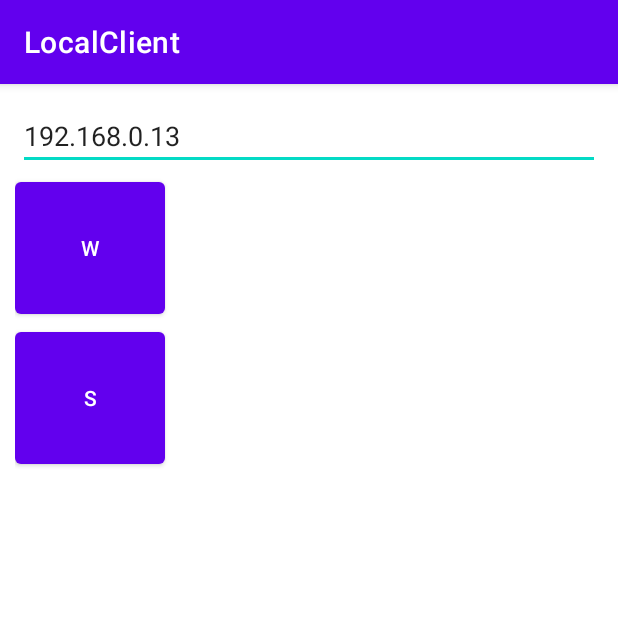
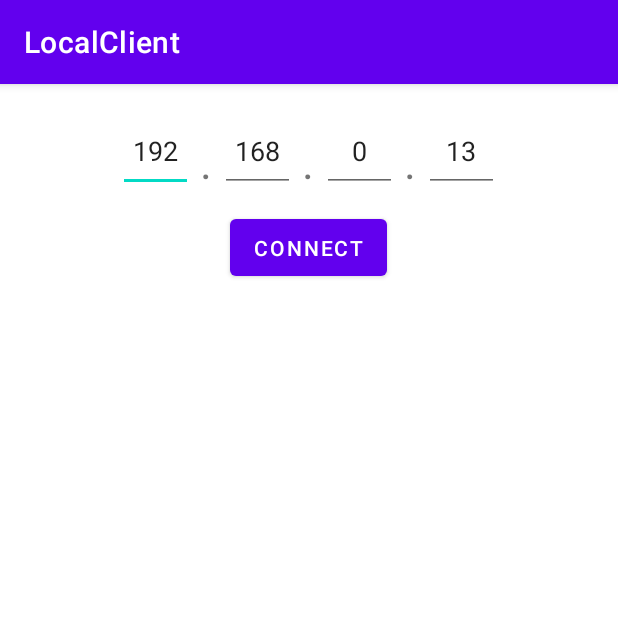
Before and after one commit to d-gaspar/LocalClient, an Android app: the screen it shows after launch (MainActivity), on a phone screen of 412 x 824 dp, the top half of it. Run offline under Robolectric (Android 15) with nearby library versions, the phone set to English and light mode, and no system bars.

```diff
--- a/app/src/main/res/layout/activity_main.xml
+++ b/app/src/main/res/layout/activity_main.xml
@@ -11,39 +11,114 @@
         android:layout_width="match_parent"
         android:layout_height="match_parent"
         android:orientation="vertical"
-        android:gravity="top|center"
+        android:gravity="center|top"
         android:padding="10dp"
         app:layout_constraintTop_toTopOf="parent"
         app:layout_constraintLeft_toLeftOf="parent"
         app:layout_constraintRight_toRightOf="parent"
         app:layout_constraintVertical_bias="0.1"
     >
-
-        <EditText
-            android:id="@+id/url"
+        <LinearLayout
+            android:id="@+id/ipLayout"
             android:layout_width="match_parent"
             android:layout_height="wrap_content"
-            android:scrollbars="vertical"
-            android:layout_margin="2dp"
-            android:text="192.168.0.13"
+            android:orientation="horizontal"
+            android:gravity="center"
+            android:padding="10dp"
+            app:layout_constraintTop_toTopOf="parent"
+            app:layout_constraintLeft_toLeftOf="parent"
+            app:layout_constraintRight_toRightOf="parent"
+            app:layout_constraintVertical_bias="0.1"
+        >
+
+            <EditText
+                android:id="@+id/ip1"
+                android:layout_width="50dp"
+                android:layout_height="50dp"
+                android:layout_margin="2dp"
+                android:gravity="center_horizontal"
+                android:text="192"
+                android:inputType="number"
+            />
+
+            <TextView
+                android:layout_width="10dp"
+                android:layout_height="50dp"
+                android:layout_margin="2dp"
+                android:layout_gravity="center_vertical"
+                android:gravity="center|bottom"
+                android:text="."
+                android:textSize="30dp"
+            />
+
+            <EditText
+                android:id="@+id/ip2"
+                android:layout_width="50dp"
+                android:layout_height="50dp"
+                android:layout_margin="2dp"
+                android:gravity="center_horizontal"
+                android:text="168"
+                android:inputType="number"
+            />
+
+            <TextView
+                android:layout_width="10dp"
+                android:layout_height="50dp"
+                android:layout_margin="2dp"
+                android:layout_gravity="center_vertical"
+                android:gravity="center|bottom"
+                android:text="."
+                android:textSize="30dp"
+            />
+
+            <EditText
+                android:id="@+id/ip3"
+                android:layout_width="50dp"
+                android:layout_height="50dp"
+                android:layout_margin="2dp"
+                android:gravity="center_horizontal"
+                android:text="0"
+                android:inputType="number"
+            />
+
+            <TextView
+                android:layout_width="10dp"
+                android:layout_height="50dp"
+                android:layout_gravity="center_vertical"
+                android:layout_margin="2dp"
+                android:gravity="bottom|center"
+                android:text="."
+                android:textSize="30dp"
+            />
+
+            <EditText
+                android:id="@+id/ip4"
+                android:layout_width="50dp"
+                android:layout_height="50dp"
+                android:layout_margin="2dp"
+                android:gravity="center_horizontal"
+                android:text="13"
+                android:inputType="number"
+            />
+
+        </LinearLayout>
+
+        <Button
+            android:id="@+id/connectBtn"
+            android:layout_width="wrap_content"
+            android:layout_height="50dp"
+            android:text="Connect"
+            android:onClick="connectBtn"
         />
 
-        <Button
-            android:id="@+id/W"
-            android:layout_width="100dp"
-            android:layout_height="100dp"
-            android:layout_gravity="left"
-            android:text="W"
-            android:onClick="btnPressed"
-         />
-
-        <Button
-            android:id="@+id/S"
-            android:layout_width="100dp"
-            android:layout_height="100dp"
-            android:layout_gravity="left"
-            android:text="S"
-            android:onClick="btnPressed"
+        <TextView
+            android:id="@+id/output"
+            android:layout_width="wrap_content"
+            android:layout_height="50dp"
+            android:layout_gravity="center"
+            android:layout_margin="2dp"
+            android:gravity="bottom|center"
+            android:text=""
         />
 
     </LinearLayout>
```
Also changed, not shown: app/src/main/AndroidManifest.xml (+9 -3 lines), app/src/main/java/com/dgaspar/localclient/Client.kt (+57 -7 lines), app/src/main/java/com/dgaspar/localclient/GameController.kt (added, +53 -0 lines), app/src/main/java/com/dgaspar/localclient/MainActivity.kt (+57 -14 lines), app/src/main/res/layout/activity_game_controller.xml (added, +101 -0 lines).
